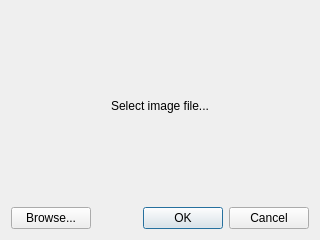
igorko/FlareFramework, file iconselector.ui: the form before one commit.
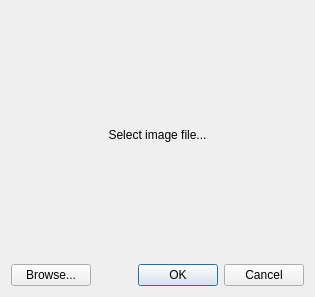
The form after the commit.

Commit message: fix image region selection for icon creation. Not yet crops the image

Diff of the .ui file:
```diff
--- a/iconselector.ui
+++ b/iconselector.ui
@@ -6,23 +6,14 @@
    <rect>
     <x>0</x>
     <y>0</y>
-    <width>320</width>
-    <height>240</height>
+    <width>315</width>
+    <height>297</height>
    </rect>
   </property>
-  <property name="maximumSize">
-   <size>
-    <width>320</width>
-    <height>240</height>
-   </size>
-  </property>
   <property name="windowTitle">
    <string>Select Icon</string>
   </property>
   <layout class="QGridLayout" name="gridLayout">
-   <property name="sizeConstraint">
-    <enum>QLayout::SetMaximumSize</enum>
-   </property>
    <item row="1" column="0">
     <widget class="QPushButton" name="browseButton">
      <property name="text">
@@ -30,6 +21,31 @@
      </property>
     </widget>
    </item>
+   <item row="0" column="0" colspan="2">
+    <widget class="QLabel" name="iconImage">
+     <property name="sizePolicy">
+      <sizepolicy hsizetype="Preferred" vsizetype="Preferred">
+       <horstretch>0</horstretch>
+       <verstretch>0</verstretch>
+      </sizepolicy>
+     </property>
+     <property name="minimumSize">
+      <size>
+       <width>240</width>
+       <height>240</height>
+      </size>
+     </property>
+     <property name="text">
+      <string>Select image file...</string>
+     </property>
+     <property name="scaledContents">
+      <bool>false</bool>
+     </property>
+     <property name="alignment">
+      <set>Qt::AlignCenter</set>
+     </property>
+    </widget>
+   </item>
    <item row="1" column="1">
     <widget class="QDialogButtonBox" name="buttonBox">
      <property name="orientation">
@@ -43,16 +59,6 @@
      </property>
     </widget>
    </item>
-   <item row="0" column="0" colspan="2">
-    <widget class="QLabel" name="iconImage">
-     <property name="text">
-      <string>Select image file...</string>
-     </property>
-     <property name="alignment">
-      <set>Qt::AlignCenter</set>
-     </property>
-    </widget>
-   </item>
   </layout>
  </widget>
  <resources/>
```
The commit also changes 2 other files.
